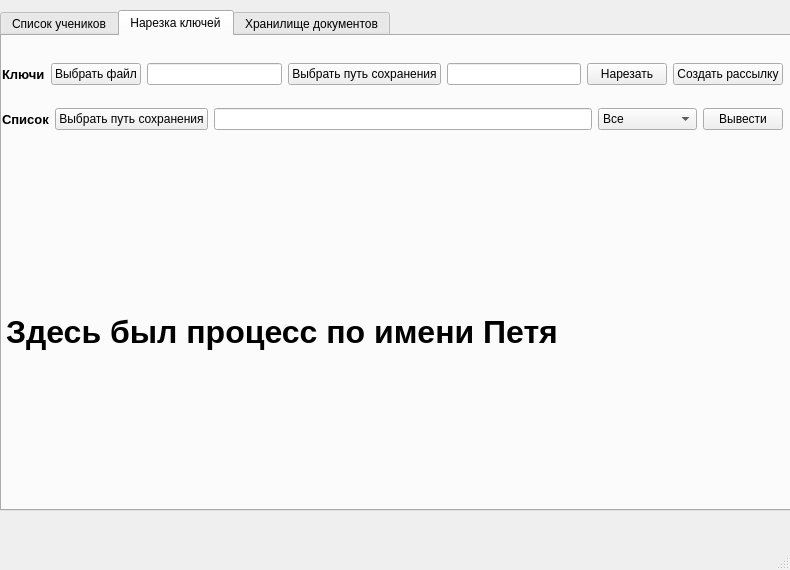
Before: the Qt Designer form src/ui/main.ui in ZeynX92/SmartStudentList, drawn with Qt 5.
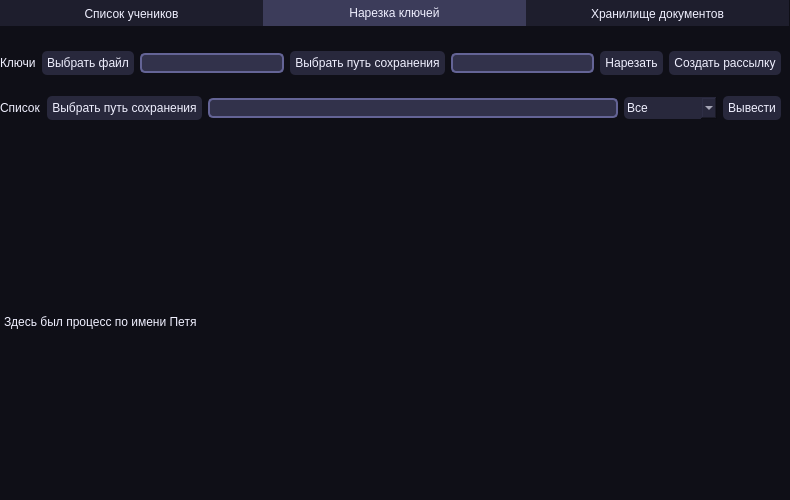
After: the same form once the commit is applied.

What changed in the file:
```diff
--- a/src/ui/main.ui
+++ b/src/ui/main.ui
@@ -7,7 +7,7 @@
     <x>0</x>
     <y>0</y>
     <width>790</width>
-    <height>570</height>
+    <height>500</height>
    </rect>
   </property>
   <property name="sizePolicy">
@@ -19,18 +19,52 @@
   <property name="minimumSize">
    <size>
     <width>790</width>
-    <height>570</height>
+    <height>500</height>
    </size>
   </property>
   <property name="maximumSize">
    <size>
     <width>790</width>
-    <height>570</height>
+    <height>500</height>
    </size>
   </property>
   <property name="windowTitle">
    <string>MainWindow</string>
   </property>
+  <property name="styleSheet">
+   <string notr="true">* {font: &quot;Segoe UI&quot;;}
+
+QWidget {
+	background-color: rgb(15, 15, 23);
+	color: rgb(240, 240, 255);
+	border: none;
+}
+
+QTabWidget QTabBar::tab {
+	background-color:  rgb(30, 30, 45);
+	width: 263px;
+}
+
+QTabWidget QTabBar::tab:selected{background-color: rgb(60, 60, 90)}
+
+QComboBox {
+	background-color: rgb(40, 40, 60);
+	padding: 3px;
+	border-radius: 5px;
+}
+
+QLineEdit {
+	background-color: rgb(50, 50, 75);
+	border: 2px solid rgb(100, 100, 150);
+	border-radius: 5px;
+}
+
+QPushButton {
+	background-color: rgb(40, 40, 60);
+	padding: 5px;
+	border-radius: 5px;
+}</string>
+  </property>
   <widget class="QWidget" name="centralwidget">
    <property name="sizePolicy">
     <sizepolicy hsizetype="Fixed" vsizetype="Fixed">
@@ -42,7 +76,7 @@
     <property name="geometry">
      <rect>
       <x>0</x>
-      <y>10</y>
+      <y>0</y>
       <width>791</width>
       <height>501</height>
      </rect>
@@ -122,12 +156,9 @@
          </property>
          <property name="font">
           <font>
-           <pointsize>24</pointsize>
-           <weight>75</weight>
+           <weight>50</weight>
            <italic>false</italic>
-           <bold>true</bold>
-           <underline>false</underline>
-           <strikeout>false</strikeout>
+           <bold>false</bold>
           </font>
          </property>
          <property name="text">
@@ -150,9 +181,9 @@
              <widget class="QLabel" name="label_2">
               <property name="font">
                <font>
-                <pointsize>10</pointsize>
-                <weight>75</weight>
-                <bold>true</bold>
+                <weight>50</weight>
+                <italic>false</italic>
+                <bold>false</bold>
                </font>
               </property>
               <property name="text">
@@ -202,9 +233,9 @@
              <widget class="QLabel" name="label_3">
               <property name="font">
                <font>
-                <pointsize>10</pointsize>
-                <weight>75</weight>
-                <bold>true</bold>
+                <weight>50</weight>
+                <italic>false</italic>
+                <bold>false</bold>
                </font>
               </property>
               <property name="text">
@@ -304,17 +335,6 @@
     </layout>
    </widget>
   </widget>
-  <widget class="QMenuBar" name="menubar">
-   <property name="geometry">
-    <rect>
-     <x>0</x>
-     <y>0</y>
-     <width>790</width>
-     <height>26</height>
-    </rect>
-   </property>
-  </widget>
-  <widget class="QStatusBar" name="statusbar"/>
  </widget>
  <resources/>
  <connections/>
```
